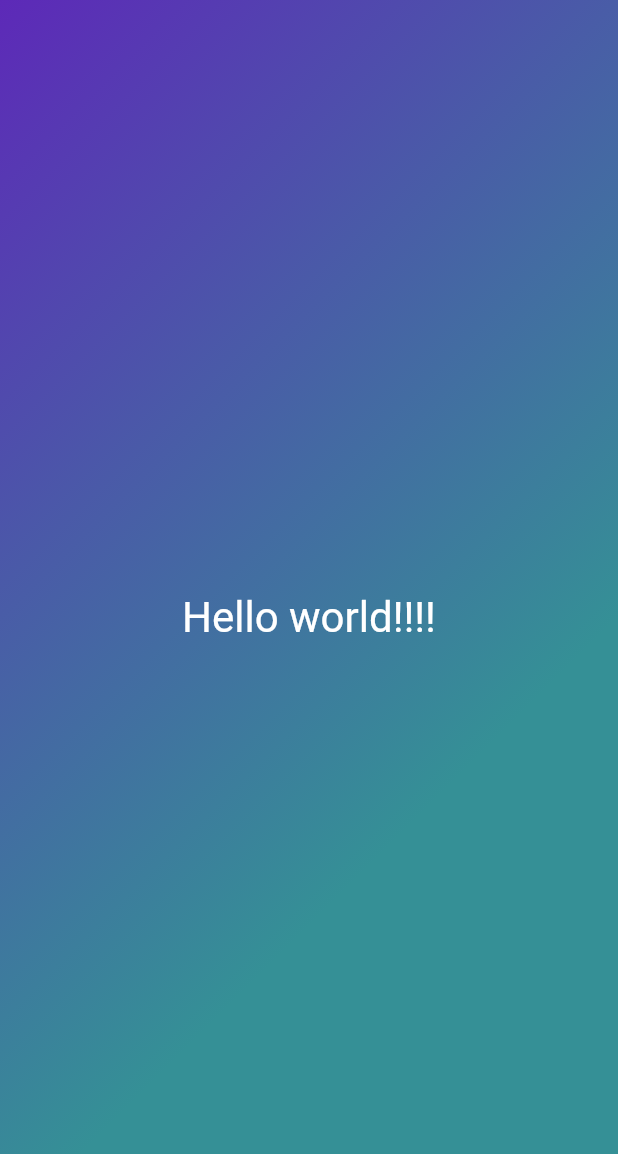
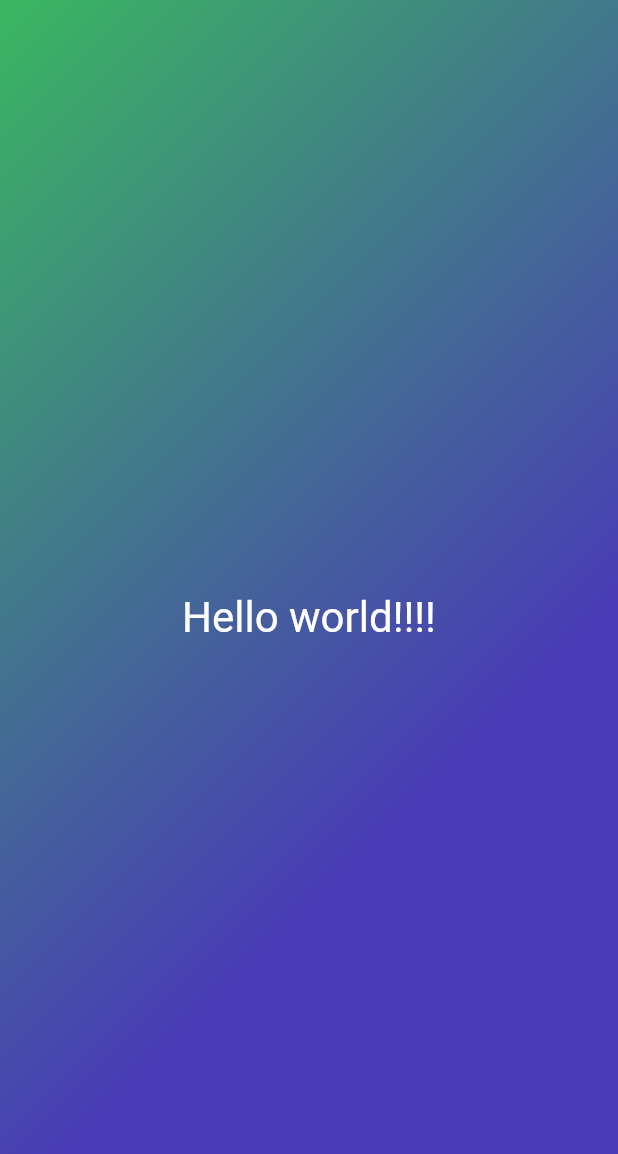
Before and after one commit to HektorTI/dice_app, a Flutter app: the screen it shows after launch, on a phone screen of 412 x 824 dp. Shown: the top 1154 px of the screen. Run offline on Flutter 3.47's test engine with Material 2 defaults, Android fonts, the phone set to English and light mode, and no system bars.

Commit message:
Reusable widget Color Class

```diff
--- a/lib/gradient_container.dart
+++ b/lib/gradient_container.dart
@@ -5,17 +5,16 @@ const startAlignment = Alignment.topLeft;
 const endAlignment = Alignment.centerRight;
 
 class GradientContainer extends StatelessWidget {
-  const GradientContainer({super.key});
+  const GradientContainer(this.color1, this.color2, {super.key});
 
+  final Color color1;
+  final Color color2;
   @override
   Widget build(context) {
     return Container(
       decoration: BoxDecoration(
         gradient: LinearGradient(
-          colors: [
-            const Color.fromARGB(255, 93, 41, 184),
-            const Color.fromARGB(255, 53, 144, 136).withBlue(150),
-          ],
+          colors: [color1, color2],
           begin: startAlignment,
           end: endAlignment,
         ),
--- a/lib/main.dart
+++ b/lib/main.dart
@@ -5,7 +5,10 @@ void main() {
   runApp(
     const MaterialApp(
       home: Scaffold(
-        body: GradientContainer(),
+        body: GradientContainer(
+          Color.fromARGB(255, 58, 183, 96),
+          Color.fromARGB(255, 73, 58, 183),
+        ),
       ),
     ),
   );
```
